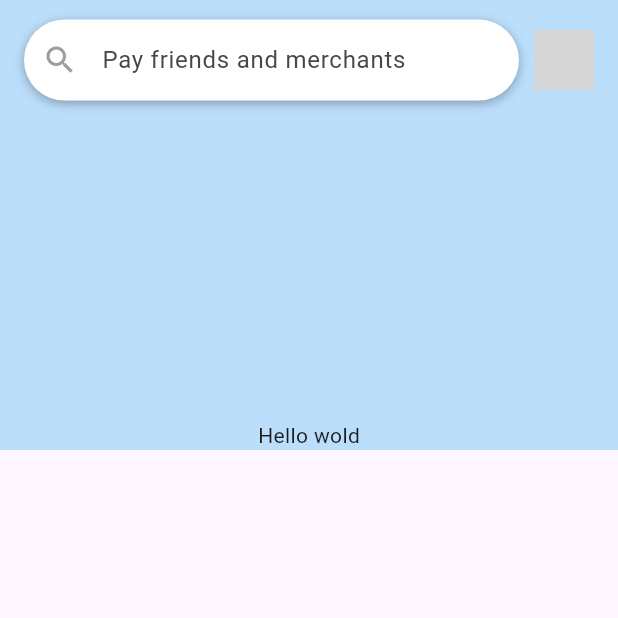
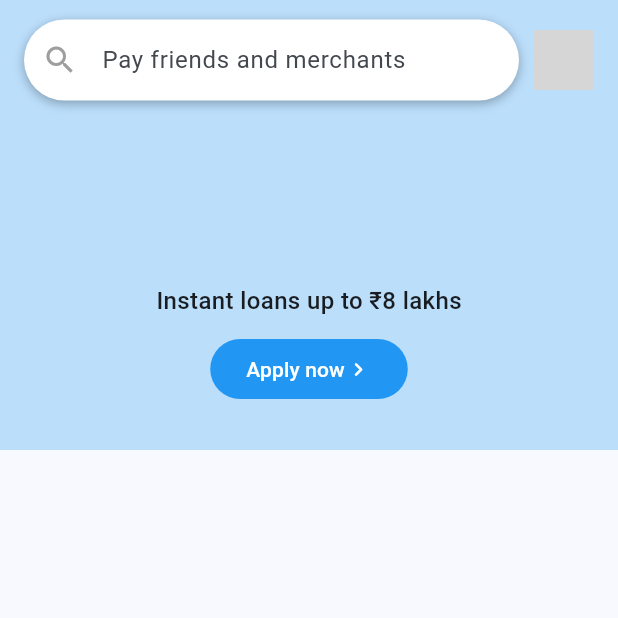
Before and after one commit to octoi/gpay-clone, a Flutter app: the screen it shows after launch, on a phone screen of 412 x 824 dp, the top half of it. Run offline on Flutter 3.47's test engine with Material 3 defaults, Android fonts, the phone set to English and light mode, and no system bars; network calls fail; grey boxes are pictures that could not be loaded.

Commit message:
apply now button

```diff
--- a/lib/main.dart
+++ b/lib/main.dart
@@ -14,7 +14,7 @@ class MyApp extends StatelessWidget {
       title: 'Flutter Demo',
       debugShowCheckedModeBanner: false,
       theme: ThemeData(
-        colorScheme: ColorScheme.fromSeed(seedColor: Colors.deepPurple),
+        colorScheme: ColorScheme.fromSeed(seedColor: Colors.blue),
         useMaterial3: true,
       ),
       home: const HomePage(),
--- a/lib/pages/home_page.dart
+++ b/lib/pages/home_page.dart
@@ -22,9 +22,38 @@ class HomePage extends StatelessWidget {
             height: 300,
             alignment: Alignment.bottomCenter,
             color: Colors.blue[100],
-            child: Column(
-              mainAxisAlignment: MainAxisAlignment.end,
-              children: [Text("Hello wold")],
+            child: Padding(
+              padding: const EdgeInsets.only(bottom: 30.0),
+              child: Column(
+                mainAxisAlignment: MainAxisAlignment.end,
+                children: [
+                  Text(
+                    "Instant loans up to ₹8 lakhs",
+                    style: TextStyle(
+                      fontWeight: FontWeight.w500,
+                      fontSize: 16,
+                    ),
+                  ),
+                  Container(
+                    margin: EdgeInsets.only(top: 10),
+                    child: FilledButton(
+                      style: ButtonStyle(
+                        backgroundColor: WidgetStatePropertyAll<Color>(
+                          Colors.blue,
+                        ),
+                      ),
+                      onPressed: () {},
+                      child: Row(
+                        mainAxisSize: MainAxisSize.min,
+                        children: [
+                          Text("Apply now"),
+                          Icon(Icons.chevron_right_rounded)
+                        ],
+                      ),
+                    ),
+                  )
+                ],
+              ),
             ),
           ),
         ],
```
